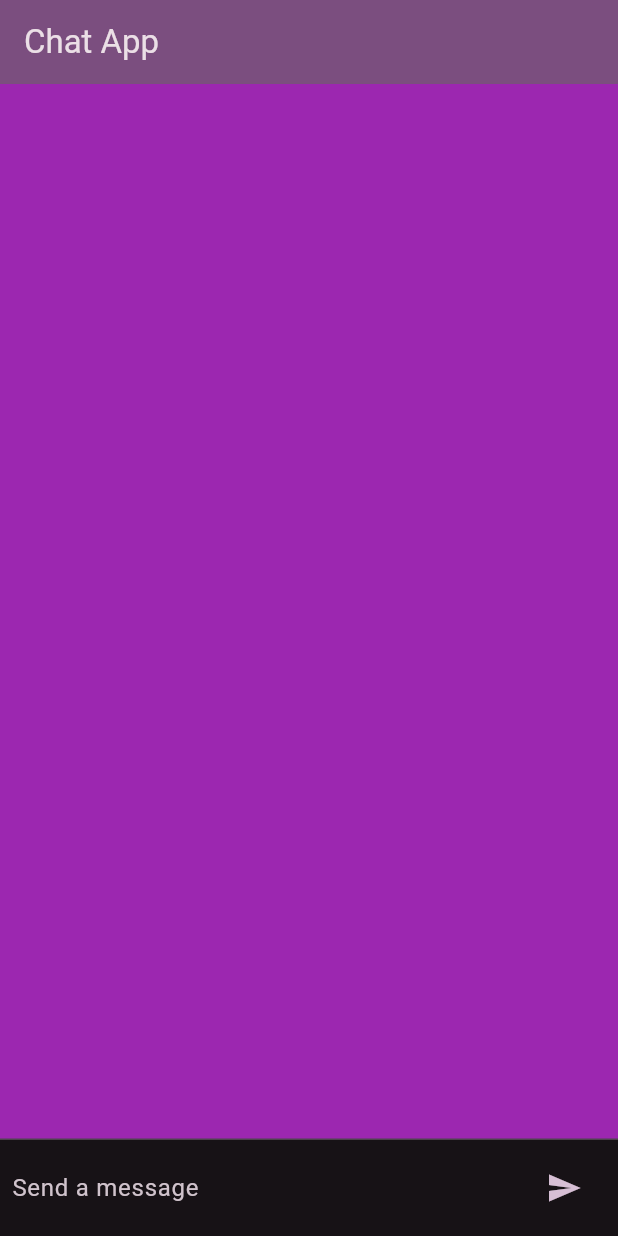
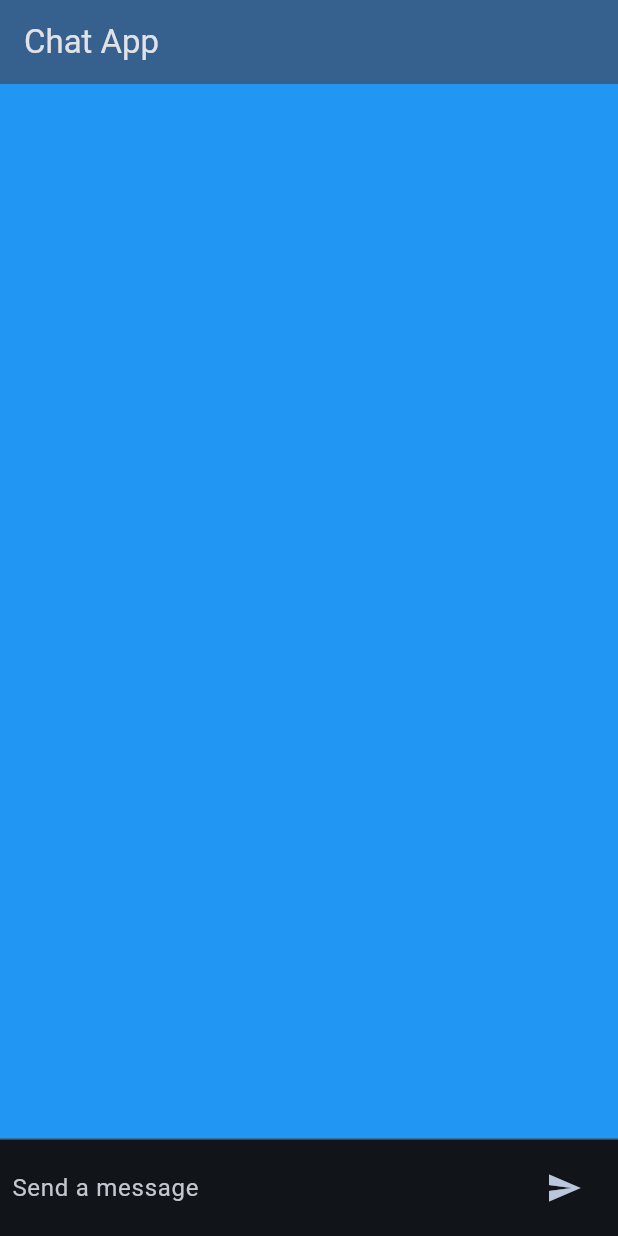
Before and after one commit to could-ai/019873e0-0dcd-7a84-99a9-7d7268f1927f, a Flutter app: the screen it shows after launch, on a phone screen of 412 x 824 dp. Run offline on Flutter 3.47's test engine with Material 3 defaults, Android fonts, the phone set to English and light mode, and no system bars.

Commit message:
将应用的背景颜色和主题种子颜色从紫色更改为蓝色。在 `lib/main.dart` 文件中，我将 `ThemeData` 的 `scaffoldBackgroundColor` 属性和 `ColorScheme` 的 `seedColor` 属性都从 `Colors.purple` 修改为 `Colors.blue`，以实现统一的蓝色主题，同时保持深色模式以确保UI元素的可见性和对比度。

```diff
--- a/usr/lib/main.dart
+++ b/usr/lib/main.dart
@@ -15,9 +15,9 @@ class MyApp extends StatelessWidget {
       debugShowCheckedModeBanner: false,
       theme: ThemeData(
         brightness: Brightness.dark,
-        scaffoldBackgroundColor: Colors.purple,
+        scaffoldBackgroundColor: Colors.blue,
         colorScheme: ColorScheme.fromSeed(
-          seedColor: Colors.purple,
+          seedColor: Colors.blue,
           brightness: Brightness.dark
         ),
         useMaterial3: true,
```
